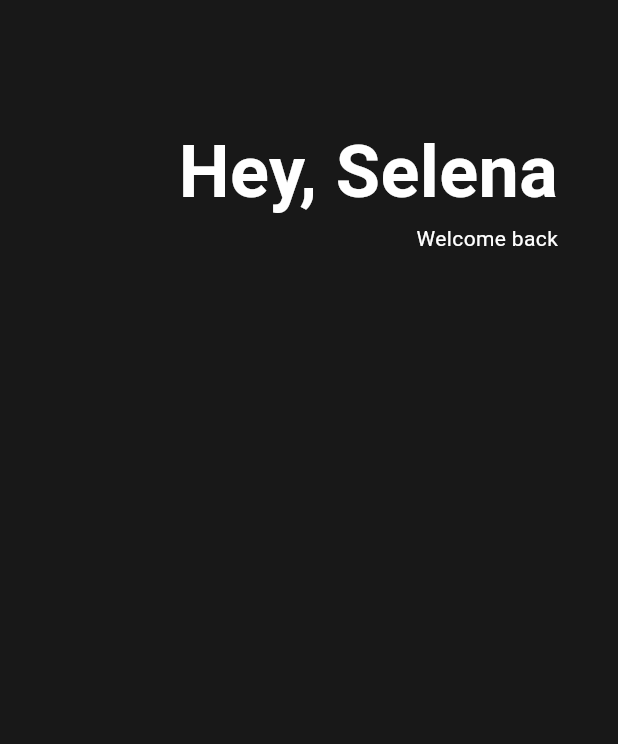
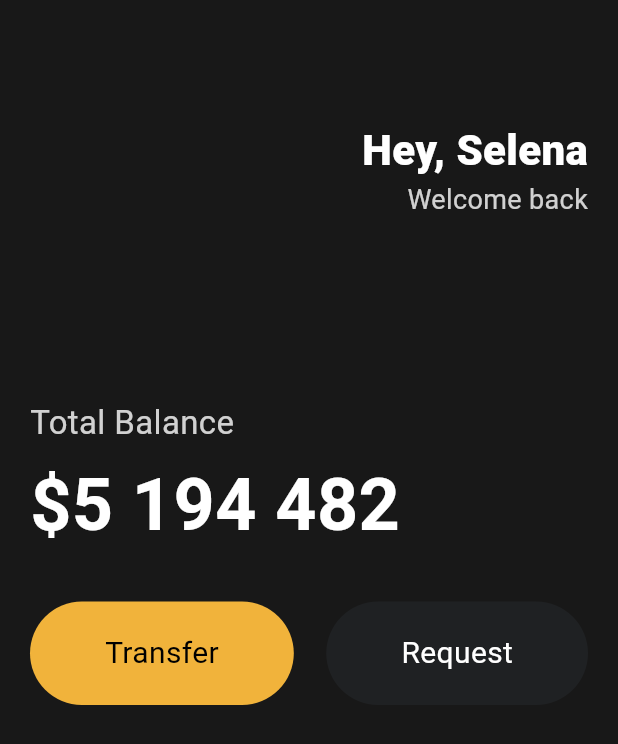
Before and after one commit to sky4564/flutter_prt1, a Flutter app: the screen it shows after launch, on a phone screen of 412 x 824 dp. Shown: the top 744 px of the screen. Run offline on Flutter 3.47's test engine with Material 3 defaults, Android fonts, the phone set to English and light mode, and no system bars.

Commit message:
첫내용저장

```diff
--- a/lib/main.dart
+++ b/lib/main.dart
@@ -1,21 +1,29 @@
 import 'package:flutter/material.dart';
+import 'package:untitled/widgets/button.dart';
 
 void main() {
-  runApp(App());
+  runApp(const App());
 }
 
 class App extends StatelessWidget {
+  const App({super.key});
+
+  @override
   Widget build(BuildContext context) {
     return MaterialApp(
       home: Scaffold(
-          backgroundColor: Color(0xFF181818),
-          body: Padding(
-            padding: EdgeInsets.symmetric(horizontal: 40),
-            child: Column(children: [
-              SizedBox(
+        backgroundColor: const Color(0xFF181818),
+        body: Padding(
+          padding: const EdgeInsets.symmetric(
+            horizontal: 20,
+          ),
+          child: Column(
+            crossAxisAlignment: CrossAxisAlignment.start,
+            children: [
+              const SizedBox(
                 height: 80,
               ),
-              Row(
+              const Row(
                 mainAxisAlignment: MainAxisAlignment.end,
                 children: [
                   Column(
@@ -24,22 +32,65 @@ class App extends StatelessWidget {
                       Text(
                         'Hey, Selena',
                         style: TextStyle(
-                            color: Colors.white,
-                            fontSize: 48,
-                            fontWeight: FontWeight.w600),
+                          color: Colors.white,
+                          fontSize: 28,
+                          fontWeight: FontWeight.w800,
+                        ),
                       ),
                       Text(
                         'Welcome back',
                         style: TextStyle(
-                          color: Colors.white,
+                          color: Color.fromRGBO(255, 255, 255, 0.8),
+                          fontSize: 18,
                         ),
                       ),
                     ],
                   )
                 ],
-              )
-            ]),
-          )),
+              ),
+              const SizedBox(
+                height: 120,
+              ),
+              Text(
+                'Total Balance',
+                style: TextStyle(
+                  fontSize: 22,
+                  color: Colors.white.withOpacity(0.8),
+                ),
+              ),
+              const SizedBox(
+                height: 5,
+              ),
+              const Text(
+                '\$5 194 482',
+                style: TextStyle(
+                  fontSize: 48,
+                  fontWeight: FontWeight.w600,
+                  color: Colors.white,
+                ),
+              ),
+              const SizedBox(
+                height: 30,
+              ),
+              const Row(
+                mainAxisAlignment: MainAxisAlignment.spaceBetween,
+                children: [
+                  Button(
+                    text: 'Transfer',
+                    bgColor: Color(0xFFF1B33B),
+                    textColor: Colors.black,
+                  ),
+                  Button(
+                    text: 'Request',
+                    bgColor: Color(0xFF1F2123),
+                    textColor: Colors.white,
+                  ),
+                ],
+              ),
+            ],
+          ),
+        ),
+      ),
     );
   }
 }
--- /dev/null
+++ b/lib/widgets/button.dart
@@ -0,0 +1,37 @@
+import 'package:flutter/material.dart';
+
+class Button extends StatelessWidget {
+  final String text;
+  final Color bgColor;
+  final Color textColor;
+
+  const Button({
+    super.key,
+    required this.text,
+    required this.bgColor,
+    required this.textColor,
+  });
+
+  @override
+  Widget build(BuildContext context) {
+    return Container(
+      decoration: BoxDecoration(
+        color: bgColor,
+        borderRadius: BorderRadius.circular(45),
+      ),
+      child: Padding(
+        padding: const EdgeInsets.symmetric(
+          vertical: 20,
+          horizontal: 50,
+        ),
+        child: Text(
+          text,
+          style: TextStyle(
+            color: textColor,
+            fontSize: 20,
+          ),
+        ),
+      ),
+    );
+  }
+}
```
